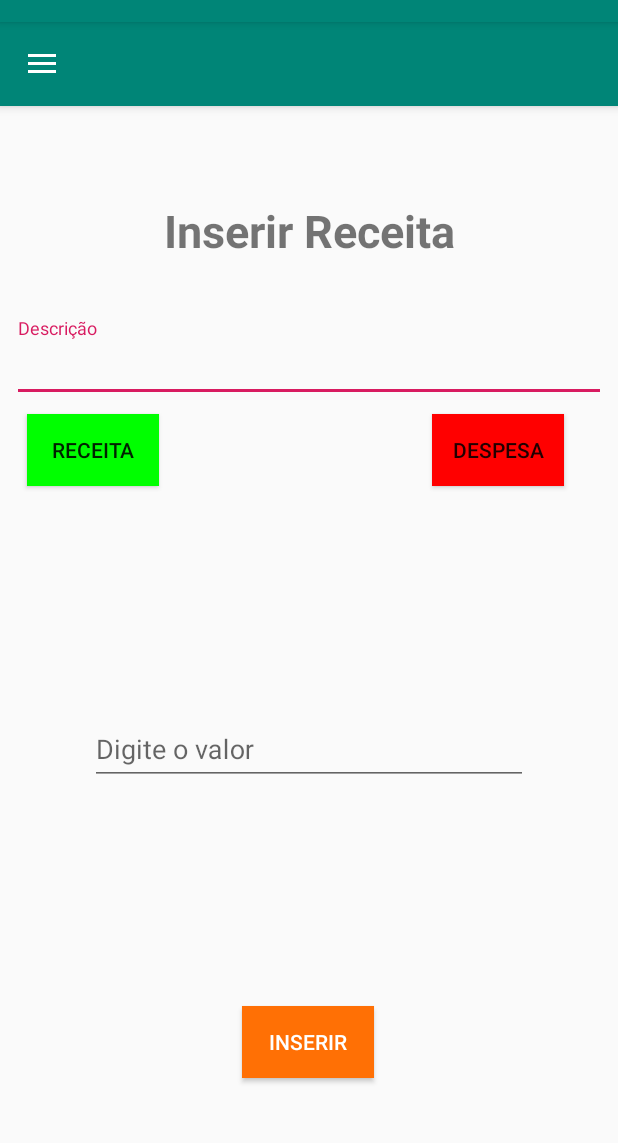
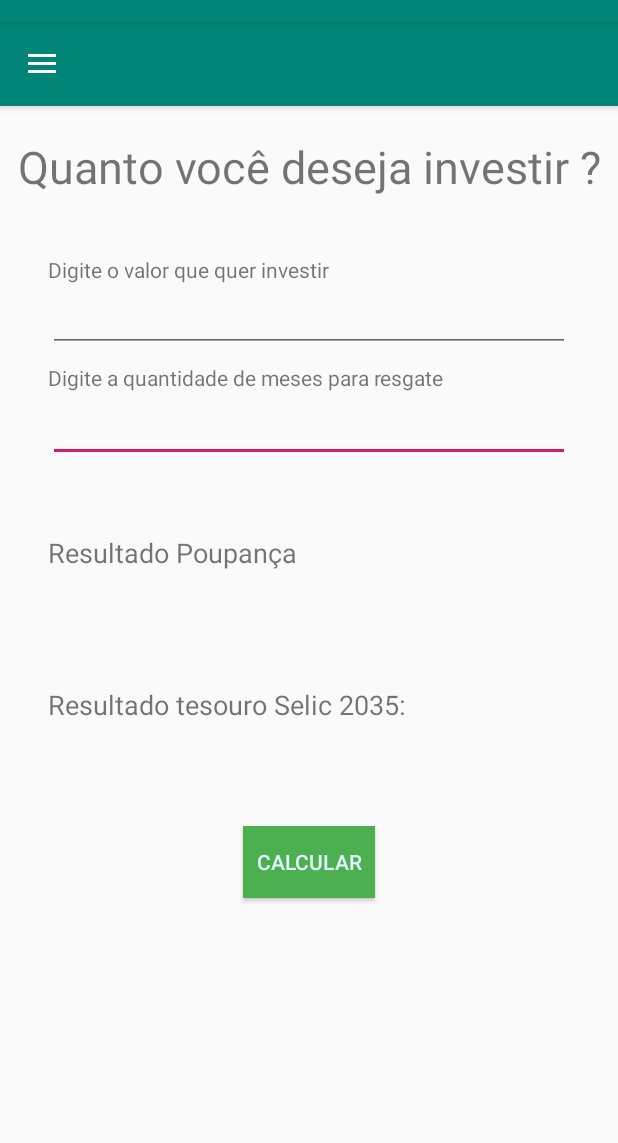
Before and after one commit to Reury/meWallet, an Android app: the MainActivity screen opened directly, with no data from a screen before it, in the side drawer, after a tap on "Investimento", on a phone screen of 412 x 824 dp, the part 62-1205 px from its top. Run offline under Robolectric (Android 15) with nearby library versions, the phone set to English and light mode, and no system bars.

Commit message:
mudanças e adição de sugestções de investimento

```diff
--- a/app/src/main/java/com/example/mewallet/activity/MainActivity.java
+++ b/app/src/main/java/com/example/mewallet/activity/MainActivity.java
@@ -18,10 +18,9 @@ import android.view.Menu;
 import com.example.mewallet.R;
 import com.example.mewallet.fragment.InserirReceitaFragment;
 import com.example.mewallet.fragment.ExtratoFragment;
-import com.example.mewallet.helper.ReceitaDAO;
+import com.example.mewallet.fragment.InvestimentoFragment;
 import com.example.mewallet.model.Receita;
 
-import java.util.ArrayList;
 import java.util.List;
 
 public class MainActivity extends AppCompatActivity
@@ -106,12 +105,16 @@ public class MainActivity extends AppCompatActivity
             fragment.replace(R.id.frameContainer,receitaPrincipal);
             fragment.commit();
         } else if (id == R.id.nav_Declarar_Receita) {
-            InserirReceitaFragment InserirReceita = new InserirReceitaFragment();
+            InserirReceitaFragment inserirReceita = new InserirReceitaFragment();
             FragmentTransaction fragment = getSupportFragmentManager().beginTransaction();
-            fragment.replace(R.id.frameContainer,InserirReceita);
+            fragment.replace(R.id.frameContainer,inserirReceita);
             fragment.commit();
 
         } else if (id == R.id.nav_investimento) {
+            InvestimentoFragment investimentoFragment = new InvestimentoFragment();
+            FragmentTransaction fragment = getSupportFragmentManager().beginTransaction();
+            fragment.replace(R.id.frameContainer, investimentoFragment);
+            fragment.commit();
 
         } else if (id == R.id.nav_sobre) {
 
--- a/app/src/main/java/com/example/mewallet/activity/Teste.java
+++ b/app/src/main/java/com/example/mewallet/activity/Teste.java
@@ -47,19 +47,22 @@ public class Teste extends IntroActivity {
 //                .build()
 //        );
 
-        setNavigationPolicy(new NavigationPolicy() {
-            @Override public boolean canGoForward(int position) {
-                return true;
-            }
-
-            @Override public boolean canGoBackward(int position) {
-                return false;
-            }
-        });
+//        setNavigationPolicy(new NavigationPolicy() {
+//            @Override public boolean canGoForward(int position) {
+//                return true;
+//            }
+//
+//            @Override public boolean canGoBackward(int position) {
+//                return false;
+//            }
+//        });
         verificarSeUsuarioLogado();
 
         setButtonNextVisible(false);
         setButtonBackVisible(false);
+
+
+
 
         addSlide(new FragmentSlide.Builder()
                 .background(android.R.color.white)
@@ -88,7 +91,11 @@ public class Teste extends IntroActivity {
 
 
     }
-
+    @Override
+    public void finish() {
+        startActivity(new Intent(this,Teste.class));
+        super.finish();
+    }
 
     public void btEntrar(View view){
         startActivity(new Intent(this,LoginActivity.class));
--- /dev/null
+++ b/app/src/main/java/com/example/mewallet/fragment/InvestimentoFragment.java
@@ -0,0 +1,80 @@
+package com.example.mewallet.fragment;
+
+import android.os.Bundle;
+import android.support.v4.app.Fragment;
+import android.view.LayoutInflater;
+import android.view.View;
+import android.view.ViewGroup;
+import android.widget.Button;
+import android.widget.EditText;
+import android.widget.TextView;
+
+import com.example.mewallet.R;
+
+
+/**
+ * A simple {@link Fragment} subclass.
+ */
+public class InvestimentoFragment extends Fragment {
+
+
+    private EditText mesesInvestidos,valorInvestido;
+    private TextView resultadoPoup,resultadoTesouro;
+    private Button calcular;
+    private double taxa,montante,capital,taxa2;
+
+    /*
+    TR = REMUNERACAO BASICA DA SELIC
+    LEMRANDO QUE OCORRERA REMUNERACAO ADICIONAL A DEPENDER DA TAXA SELIC
+    * */
+
+    @Override
+    public View onCreateView(LayoutInflater inflater, ViewGroup container,
+                             Bundle savedInstanceState) {
+        View view = inflater.inflate(R.layout.fragment_investimento, container, false);
+
+
+        mesesInvestidos = view.findViewById(R.id.mesesInvestidos);
+        valorInvestido = view.findViewById(R.id.valorInvestido);
+        resultadoPoup = view.findViewById(R.id.resultadoPoupanca);
+        resultadoTesouro = view.findViewById(R.id.resultadoTesouro);
+        calcular = view.findViewById(R.id.buttonInvestir);
+        taxa = (float) 1.005;
+        taxa2 = (float) 1.01;
+
+
+        calcular.setOnClickListener(new View.OnClickListener() {
+            @Override
+            public void onClick(View v) {
+                String investido = valorInvestido.getText().toString();
+                capital = Double.parseDouble(investido);
+                String m = mesesInvestidos.getText().toString();
+                double prazo = Double.parseDouble(m);
+                montante = Math.pow(taxa,prazo);
+                montante = montante * capital;
+                String resultado;
+                resultado = "O valor recebido em poupança e: R$";
+                resultado = resultado + Double.toString(montante);
+
+                resultadoPoup.setText(resultado);
+
+
+                investido = valorInvestido.getText().toString();
+                capital = Double.parseDouble(investido);
+                m = mesesInvestidos.getText().toString();
+                prazo = Double.parseDouble(m);
+                montante = Math.pow(taxa2,prazo);
+                montante = montante * capital;
+                String resultado2;
+                resultado2 = "O valor no tesouro 2035 e: R$";
+                resultado2 = resultado2 + Double.toString(montante);
+
+                resultadoTesouro.setText(resultado2);
+            }
+        });
+
+        return view;
+    }
+
+
+}
--- /dev/null
+++ b/app/src/main/res/layout/fragment_investimento.xml
@@ -0,0 +1,123 @@
+<?xml version="1.0" encoding="utf-8"?>
+<FrameLayout xmlns:android="http://schemas.android.com/apk/res/android"
+    xmlns:app="http://schemas.android.com/apk/res-auto"
+    xmlns:tools="http://schemas.android.com/tools"
+    android:layout_width="match_parent"
+    android:layout_height="match_parent"
+    tools:context=".fragment.InvestimentoFragment">
+
+    <android.support.constraint.ConstraintLayout
+        android:layout_width="match_parent"
+        android:layout_height="match_parent">
+
+        <TextView
+            android:id="@+id/tituloInvestimento"
+            android:layout_width="0dp"
+            android:layout_height="wrap_content"
+            android:layout_marginStart="8dp"
+            android:layout_marginLeft="8dp"
+            android:layout_marginTop="76dp"
+            android:layout_marginEnd="8dp"
+            android:layout_marginRight="8dp"
+            android:gravity="center"
+            android:text="Quanto você deseja investir ?"
+            android:textSize="30sp"
+            app:layout_constraintEnd_toEndOf="parent"
+            app:layout_constraintHorizontal_bias="1.0"
+            app:layout_constraintStart_toStartOf="parent"
+            app:layout_constraintTop_toTopOf="parent" />
+
+        <EditText
+            android:id="@+id/mesesInvestidos"
+            android:layout_width="0dp"
+            android:layout_height="wrap_content"
+            android:layout_marginStart="32dp"
+            android:layout_marginLeft="32dp"
+            android:layout_marginTop="248dp"
+            android:layout_marginEnd="32dp"
+            android:layout_marginRight="32dp"
+            android:ems="10"
+            android:inputType="number"
+            app:layout_constraintEnd_toEndOf="parent"
+            app:layout_constraintHorizontal_bias="1.0"
+            app:layout_constraintStart_toStartOf="parent"
+            app:layout_constraintTop_toTopOf="parent" />
+
+        <EditText
+            android:id="@+id/valorInvestido"
+            android:layout_width="0dp"
+            android:layout_height="wrap_content"
+            android:layout_marginStart="32dp"
+            android:layout_marginLeft="32dp"
+            android:layout_marginEnd="32dp"
+            android:layout_marginRight="32dp"
+            android:layout_marginBottom="28dp"
+            android:ems="10"
+            android:inputType="number"
+            app:layout_constraintBottom_toTopOf="@+id/mesesInvestidos"
+            app:layout_constraintEnd_toEndOf="parent"
+            app:layout_constraintStart_toStartOf="parent" />
+
+        <TextView
+            android:id="@+id/textView13"
+            android:layout_width="wrap_content"
+            android:layout_height="wrap_content"
+            android:text="Digite o valor que quer investir"
+            app:layout_constraintBottom_toTopOf="@+id/valorInvestido"
+            app:layout_constraintStart_toStartOf="@+id/valorInvestido" />
+
+        <TextView
+            android:id="@+id/textView14"
+            android:layout_width="wrap_content"
+            android:layout_height="wrap_content"
+            android:layout_marginBottom="1dp"
+            android:text="Digite a quantidade de meses para resgate"
+            app:layout_constraintBottom_toTopOf="@+id/mesesInvestidos"
+            app:layout_constraintStart_toStartOf="@+id/mesesInvestidos" />
+
+        <TextView
+            android:id="@+id/resultadoPoupanca"
+            android:layout_width="0dp"
+            android:layout_height="69dp"
+            android:layout_marginStart="32dp"
+            android:layout_marginLeft="32dp"
+            android:layout_marginTop="48dp"
+            android:layout_marginEnd="32dp"
+            android:layout_marginRight="32dp"
+            android:text="Resultado Poupança"
+            android:textSize="18sp"
+            app:layout_constraintEnd_toEndOf="parent"
+            app:layout_constraintHorizontal_bias="0.413"
+            app:layout_constraintStart_toStartOf="parent"
+            app:layout_constraintTop_toBottomOf="@+id/mesesInvestidos" />
+
+        <TextView
+            android:id="@+id/resultadoTesouro"
+            android:layout_width="0dp"
+            android:layout_height="56dp"
+            android:layout_marginStart="32dp"
+            android:layout_marginLeft="32dp"
+            android:layout_marginTop="32dp"
+            android:layout_marginEnd="32dp"
+            android:layout_marginRight="32dp"
+            android:text="Resultado tesouro Selic 2035:"
+            android:textSize="18sp"
+            app:layout_constraintEnd_toEndOf="parent"
+            app:layout_constraintHorizontal_bias="0.495"
+            app:layout_constraintStart_toStartOf="parent"
+            app:layout_constraintTop_toBottomOf="@+id/resultadoPoupanca" />
+
+        <Button
+            android:id="@+id/buttonInvestir"
+            android:layout_width="wrap_content"
+            android:layout_height="wrap_content"
+            android:layout_marginTop="37dp"
+            android:background="#4CAF50"
+            android:text="Calcular"
+            android:textColor="#E1F5FE"
+            app:layout_constraintEnd_toEndOf="parent"
+            app:layout_constraintStart_toStartOf="parent"
+            app:layout_constraintTop_toBottomOf="@+id/resultadoTesouro" />
+
+    </android.support.constraint.ConstraintLayout>
+</FrameLayout>
```
